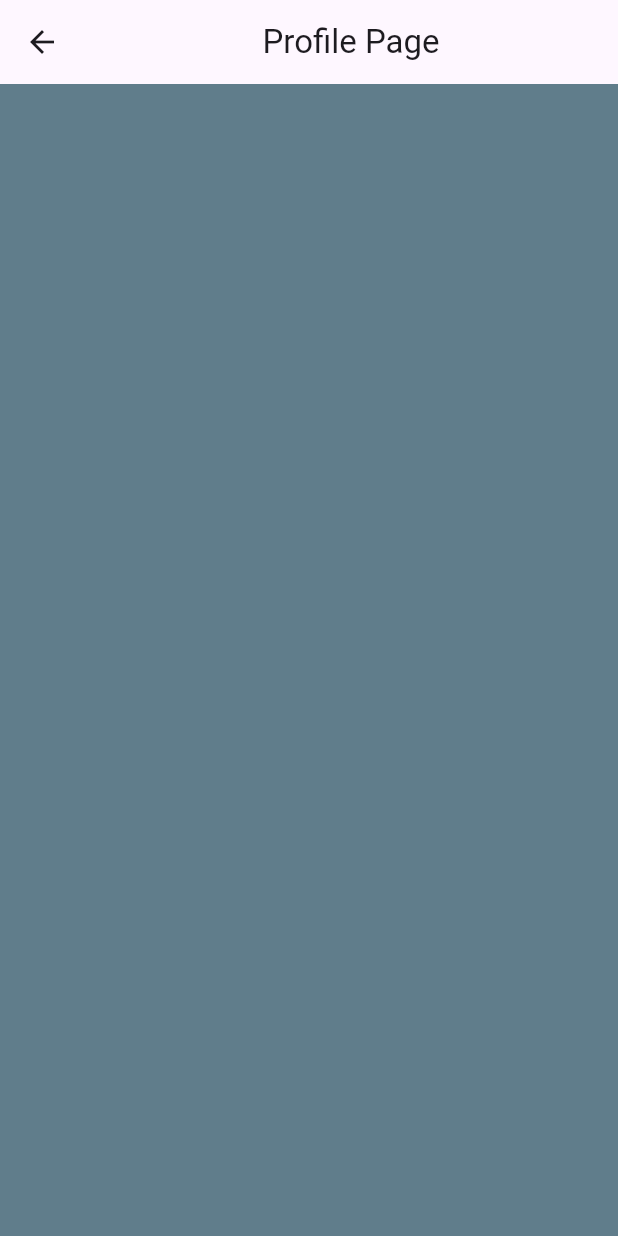
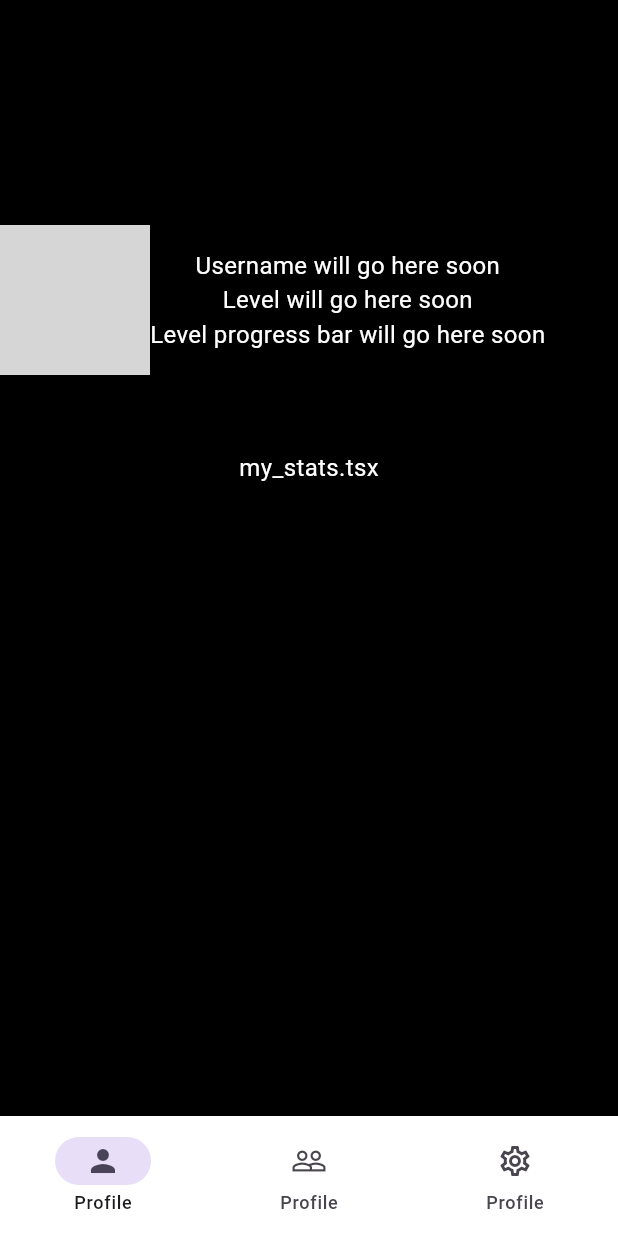
Before and after one commit to nKharisma/typing-game, a Flutter app: the screen it shows after launch, after a tap on "Login", on a phone screen of 412 x 824 dp. Run offline on Flutter 3.47's test engine with Material 3 defaults, Android fonts, the phone set to English and light mode, and no system bars; network calls fail; grey boxes are pictures that could not be loaded.

Commit message:
Implemented Profile, Leaderboard, Settings
All inside profile_page.dart

```diff
--- a/mobile/typecode_mobile/lib/screens/login_page.dart
+++ b/mobile/typecode_mobile/lib/screens/login_page.dart
@@ -143,7 +143,7 @@ class _LoginPageState extends State<LoginPage> {
               Navigator.push(
                 context,
                 MaterialPageRoute(
-                  builder: (context) => ProfilePage(),
+                  builder: (context) => MainAppPage(),
                 )
               );
             },
--- a/mobile/typecode_mobile/lib/screens/profile_page.dart
+++ b/mobile/typecode_mobile/lib/screens/profile_page.dart
@@ -1,26 +1,201 @@
-
-
-// ignore_for_file: prefer_const_constructors, library_private_types_in_public_api
+// ignore_for_file: prefer_const_constructors, prefer_const_literals_to_create_immutables
 
 import 'package:flutter/material.dart';
 
-class ProfilePage extends StatefulWidget {
-  const ProfilePage({super.key});
+/// Flutter code sample for [NavigationBar].
 
-  @override
-  _ProfilePageState createState() => _ProfilePageState();
-}
+//void main() => runApp(const NavigationBarApp());
 
-class _ProfilePageState extends State<ProfilePage> {
+class MainAppPage extends StatelessWidget {
+  const MainAppPage({super.key});
 
   @override
   Widget build(BuildContext context) {
-    return Scaffold(
-      appBar: AppBar(
-        title: Center(child: Text('Profile Page')),
-      ),
-      backgroundColor: Colors.blueGrey,
+    return MaterialApp(
+      theme: ThemeData(useMaterial3: true),
+      home: const MainAppNavigation(),
     );
   }
+}
 
+class MainAppNavigation extends StatefulWidget {
+  const MainAppNavigation({super.key});
+
+  @override
+  State<MainAppNavigation> createState() => _MainAppNavigationState();
 }
+
+class _MainAppNavigationState extends State<MainAppNavigation> {
+  int currentPageIndex = 0;
+
+  @override
+  Widget build(BuildContext context) {
+    final ThemeData theme = Theme.of(context);
+    return Scaffold(
+      bottomNavigationBar: NavigationBar(
+        onDestinationSelected: (int index) {
+          setState(() {
+            currentPageIndex = index;
+          });
+        },
+        //indicatorColor: Colors.black,
+        backgroundColor: Colors.white,
+        selectedIndex: currentPageIndex,
+        destinations: const <Widget>[
+          NavigationDestination(
+            selectedIcon: Icon(Icons.person),
+            icon: Icon(Icons.person_outline),
+            label: 'Profile',
+          ),
+          NavigationDestination(
+            selectedIcon: Icon(Icons.people),
+            icon: Icon(Icons.people_outline),
+            label: 'Profile',
+          ),
+          NavigationDestination(
+            selectedIcon: Icon(Icons.settings),
+            icon: Icon(Icons.settings_outlined),
+            label: 'Profile',
+          ),
+        ],
+      ),
+      body: <Widget>[
+        /// Home page
+        /*Card(
+          shadowColor: Colors.transparent,
+          margin: const EdgeInsets.all(8.0),
+          child: SizedBox.expand(
+            child: Center(
+              child: Text(
+                'Home page',
+                style: theme.textTheme.titleLarge,
+              ),
+            ),
+          ),
+        ),*/
+
+        //Profile page
+        Container(
+          color: Colors.black,
+          child: SafeArea(
+            child: Column(
+              mainAxisAlignment: MainAxisAlignment.start,
+              children: [
+                SizedBox(height: 150,),
+                Row(
+                  children: [
+                    CircleAvatar(
+                      radius: 50,
+                      foregroundImage: NetworkImage(
+                        'https://lh3.googleusercontent.com/pw/AP1GczOcQAD9wLyYBAEt9cr-1tcNmki2EsNQj54oDdrukKsl0c44yFXx-uO-PvxT59fq1ZjZcOBanU8TZJHFzW-gesgIQj2cwwIne1WKPH74Zi09ur6HBqGa-AXmwz3U9hCiEQFQ6NcyFR-vsrXs39MAhiHaNA=w962-h1277-s-no-gm?authuser=0',
+                      ),
+                    ),
+                    Column(
+                      mainAxisAlignment: MainAxisAlignment.spaceEvenly,
+                      children: [
+                        Text(
+                          'Username will go here soon',
+                          style: TextStyle(
+                            color: Colors.white,
+                            fontSize: 16,
+                          ),
+                        ),
+                        Text(
+                          'Level will go here soon',
+                          style: TextStyle(
+                            color: Colors.white,
+                            fontSize: 16,
+                          ),
+                        ),
+                        Text(
+                          'Level progress bar will go here soon',
+                          style: TextStyle(
+                            color: Colors.white,
+                            fontSize: 16,
+                          ),
+                        ),
+                      ],
+                    ),
+                  ],
+                ),
+                SizedBox(height: 50,),
+                Text(
+                  'my_stats.tsx',
+                  style: TextStyle(
+                    color: Colors.white,
+                    fontSize: 16,
+                  ),
+                ),
+              ],
+            ),
+          ),
+        ),
+
+        /// Notifications page
+        const Padding(
+          padding: EdgeInsets.all(8.0),
+          child: Column(
+            children: <Widget>[
+              Card(
+                child: ListTile(
+                  leading: Icon(Icons.notifications_sharp),
+                  title: Text('Notification 1'),
+                  subtitle: Text('This is a notification'),
+                ),
+              ),
+              Card(
+                child: ListTile(
+                  leading: Icon(Icons.notifications_sharp),
+                  title: Text('Notification 2'),
+                  subtitle: Text('This is a notification'),
+                ),
+              ),
+            ],
+          ),
+        ),
+
+        /// Messages page
+        ListView.builder(
+          reverse: true,
+          itemCount: 2,
+          itemBuilder: (BuildContext context, int index) {
+            if (index == 0) {
+              return Align(
+                alignment: Alignment.centerRight,
+                child: Container(
+                  margin: const EdgeInsets.all(8.0),
+                  padding: const EdgeInsets.all(8.0),
+                  decoration: BoxDecoration(
+                    color: theme.colorScheme.primary,
+                    borderRadius: BorderRadius.circular(8.0),
+                  ),
+                  child: Text(
+                    'Hello',
+                    style: theme.textTheme.bodyLarge!
+                        .copyWith(color: theme.colorScheme.onPrimary),
+                  ),
+                ),
+              );
+            }
+            return Align(
+              alignment: Alignment.centerLeft,
+              child: Container(
+                margin: const EdgeInsets.all(8.0),
+                padding: const EdgeInsets.all(8.0),
+                decoration: BoxDecoration(
+                  color: theme.colorScheme.primary,
+                  borderRadius: BorderRadius.circular(8.0),
+                ),
+                child: Text(
+                  'Hi!',
+                  style: theme.textTheme.bodyLarge!
+                      .copyWith(color: theme.colorScheme.onPrimary),
+                ),
+              ),
+            );
+          },
+        ),
+      ][currentPageIndex],
+    );
+  }
+}
```
